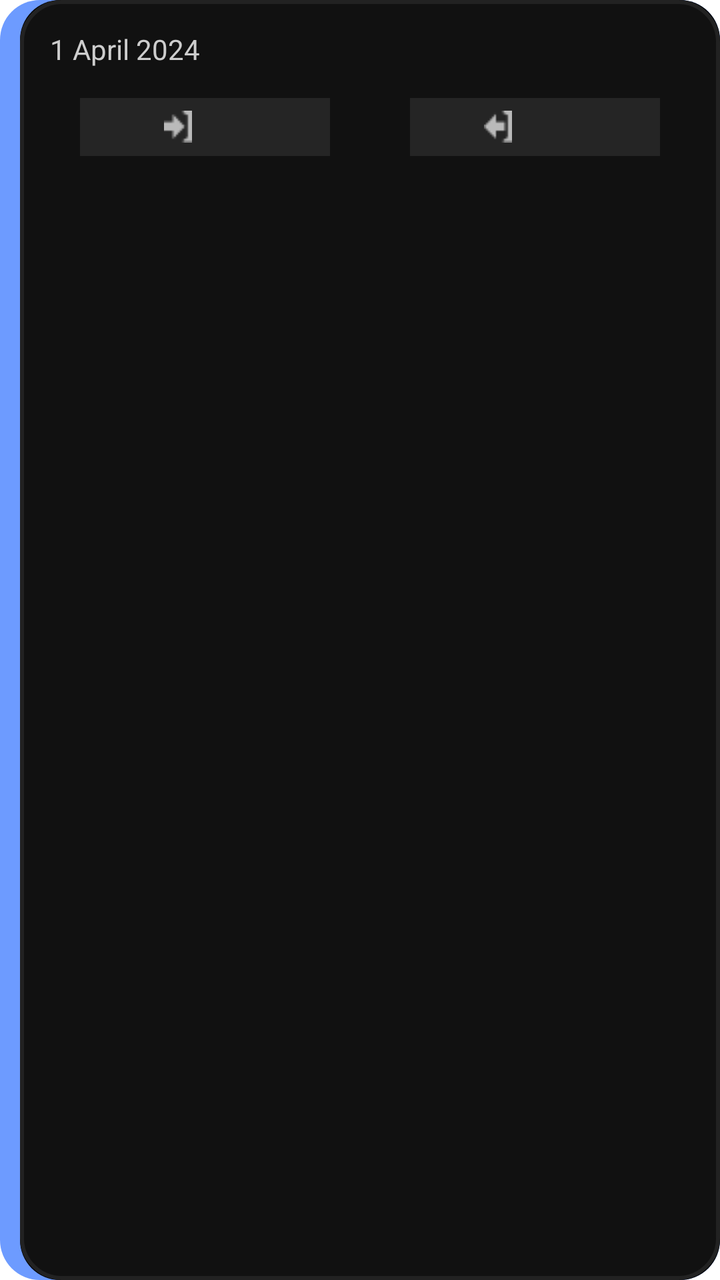
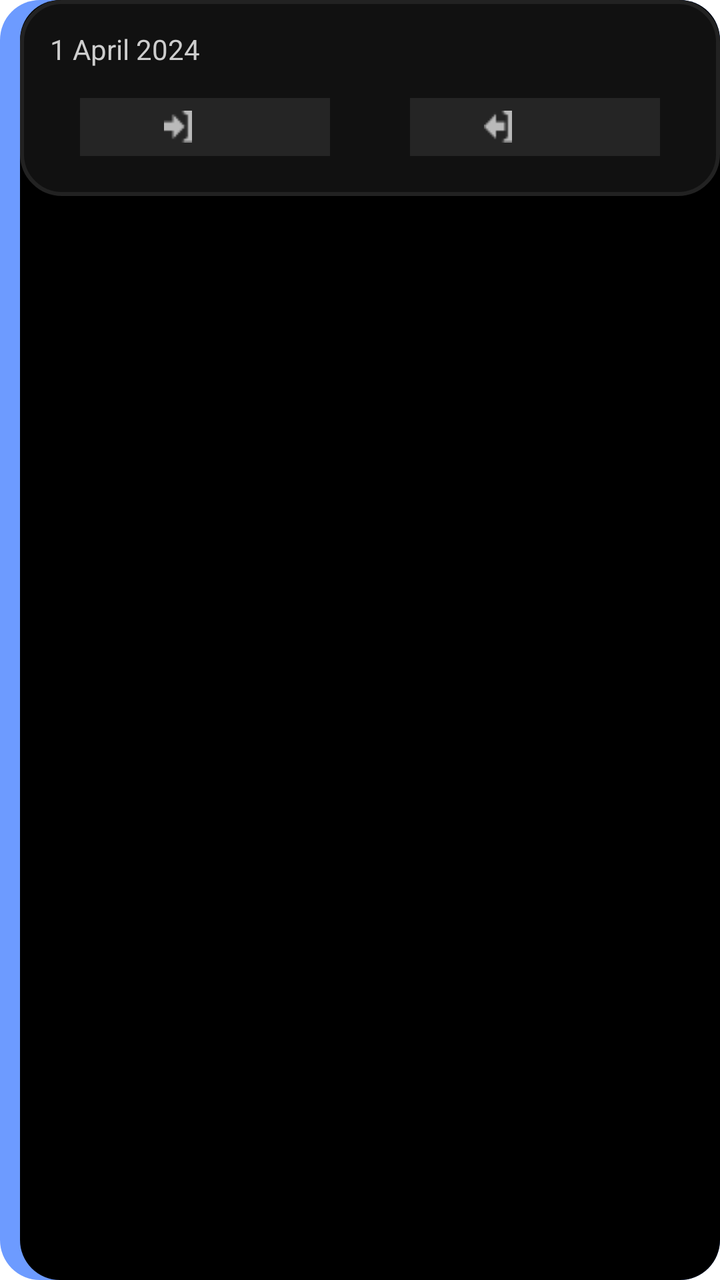

An Android layout rendered at two revisions. The XML below is the earlier revision; the diff shows what the commit changed to produce the second picture.
<!-- AndroidManifest.xml: application theme AppTheme -->
<!-- res/layout/attendance_list_recyc.xml -->
<?xml version="1.0" encoding="utf-8"?>
<layout xmlns:android="http://schemas.android.com/apk/res/android">

    <RelativeLayout
        android:id="@+id/blue_bg"
        android:layout_width="match_parent"
        android:layout_height="100dp"
        android:layout_margin="@dimen/_10"
        android:background="@drawable/blue_one_side">

        <RelativeLayout
            android:layout_width="wrap_content"
            android:layout_height="match_parent"
            android:layout_marginStart="@dimen/_10"
            android:background="@drawable/dark_grey_bg"
            android:padding="@dimen/_10">

            <TextView
                android:id="@+id/date"
                android:layout_width="wrap_content"
                android:layout_height="wrap_content"
                android:layout_margin="@dimen/_5dp"
                android:text="1 April 2024"
                android:textColor="#CDCDCD"
                android:textSize="14sp" />

            <TextView
                android:id="@+id/leavetypeabsent"
                android:layout_width="wrap_content"
                android:layout_height="wrap_content"
                android:layout_alignParentEnd="true"
                android:layout_marginEnd="@dimen/_20dp"
                android:layout_marginBottom="@dimen/_20dp"
                android:background="@drawable/dark_grey_bg"
                android:drawableStart="@drawable/red_dot"
                android:fontFamily="@font/dm_sans"
                android:gravity="center"
                android:paddingStart="@dimen/_10"
                android:paddingTop="@dimen/_5dp"
                android:paddingEnd="@dimen/_10"
                android:paddingBottom="@dimen/_5dp"
                android:text=" Absent"
                android:textColor="@color/white"
                android:visibility="gone" />

            <TextView
                android:id="@+id/leavetypehalfDay"
                android:layout_width="wrap_content"
                android:layout_height="wrap_content"
                android:layout_alignParentEnd="true"
                android:layout_marginEnd="@dimen/_20dp"
                android:layout_marginBottom="@dimen/_20dp"
                android:background="@drawable/dark_grey_bg"
                android:drawableStart="@drawable/red_dot"
                android:fontFamily="@font/dm_sans"
                android:gravity="center"
                android:paddingStart="@dimen/_10"
                android:paddingTop="@dimen/_5dp"
                android:paddingEnd="@dimen/_10"
                android:paddingBottom="@dimen/_5dp"
                android:text=" Half Day"
                android:textColor="@color/white"
                android:visibility="gone" />


            <LinearLayout
                android:id="@+id/present"
                android:layout_width="match_parent"
                android:layout_height="wrap_content"
                android:layout_below="@+id/date"
                android:layout_margin="@dimen/_10"
                android:weightSum="2">


                <LinearLayout
                    android:layout_width="match_parent"
                    android:layout_height="wrap_content"
                    android:layout_marginStart="@dimen/_10"
                    android:layout_marginEnd="@dimen/_20dp"
                    android:layout_weight="1"
                    android:background="#252525"
                    android:gravity="center"
                    android:orientation="horizontal">


                    <ImageView
                        android:layout_width="wrap_content"
                        android:layout_height="wrap_content"
                        android:layout_gravity="center"
                        android:padding="@dimen/_5dp"
                        android:src="@drawable/enter_img" />


                    <TextView
                        android:id="@+id/inTime"
                        android:layout_width="wrap_content"
                        android:layout_height="wrap_content"
                        android:padding="@dimen/_5dp"
                        android:text="     "
                        android:textColor="@color/white" />


                </LinearLayout>

                <LinearLayout
                    android:layout_width="match_parent"
                    android:layout_height="wrap_content"
                    android:layout_marginStart="@dimen/_20dp"
                    android:layout_marginEnd="@dimen/_10"
                    android:layout_weight="1"
                    android:background="#252525"
                    android:gravity="center"
                    android:orientation="horizontal">

                    <ImageView
                        android:layout_width="wrap_content"
                        android:layout_height="wrap_content"
                        android:layout_gravity="center"
                        android:padding="@dimen/_5dp"
                        android:src="@drawable/exit_img" />

                    <TextView
                        android:id="@+id/outTime"
                        android:layout_width="wrap_content"
                        android:layout_height="wrap_content"
                        android:padding="@dimen/_5dp"
                        android:text="        "
                        android:textColor="@color/white" />
                </LinearLayout>

            </LinearLayout>

            <TextView
                android:id="@+id/Absent"
                android:layout_width="match_parent"
                android:layout_height="wrap_content"
                android:layout_below="@+id/date"
                android:layout_marginTop="@dimen/_10"
                android:gravity="center"
                android:text="On leave"
                android:textColor="@color/white"
                android:textSize="14dp"
                android:visibility="gone" />
        </RelativeLayout>
    </RelativeLayout>
</layout>
<!-- resources referenced by this layout -->
<resources>
  <color name="white">#FFFFFF</color>
  <dimen name="_10">10dp</dimen>
  <dimen name="_20dp">20dp</dimen>
  <dimen name="_5dp">5dp</dimen>
  <!-- drawable blue_one_side (drawable) -->
  <?xml version="1.0" encoding="utf-8"?>
  <layer-list xmlns:android="http://schemas.android.com/apk/res/android">
      <item>
          <shape android:shape="rectangle">
              <solid android:color="@color/Blue" />
              <corners
                  android:radius="@dimen/_20dp"/>
          </shape>
      </item>
      <item android:left="10dp">
          <shape android:shape="rectangle">
              <solid android:color="#000000" />
              <corners
                  android:radius="@dimen/_20dp"/>
          </shape>
      </item>
  </layer-list>
  <!-- drawable dark_grey_bg (drawable) -->
  <?xml version="1.0" encoding="utf-8"?>
  <shape xmlns:android="http://schemas.android.com/apk/res/android"
      android:shape="rectangle">
      <solid android:color="@color/greyBackground"/>
      <corners android:radius="@dimen/_20dp"/>
      <stroke
          android:width="2dp" android:color="@color/strokeBlack"/>
  </shape>
  <!-- drawable enter_img: png bitmap (drawable, 373 bytes) -->
  <!-- drawable exit_img: png bitmap (drawable, 370 bytes) -->
  <!-- drawable red_dot (drawable) -->
  <?xml version="1.0" encoding="utf-8"?>
  <shape xmlns:android="http://schemas.android.com/apk/res/android"
      android:shape="oval">
      <solid android:color="@color/brightred" /> 
      <size android:width="5dp" android:height="5dp" /> 
  </shape>
  <style name="AppTheme" parent="Theme.MaterialComponents.Light.NoActionBar">
          <item name="colorPrimaryDark">@color/black</item>
          <item name="colorSurface">@color/white</item>
      </style>
  <color name="Blue">#6D9BFF</color>
  <color name="greyBackground">#111111</color>
  <color name="strokeBlack">#222222</color>
  <color name="brightred">#FF0000</color>
  <color name="black">#FF000000</color>
</resources>

<!-- the commit's change to res/layout/attendance_list_recyc.xml (unified diff, before → after) -->
@@ -4,13 +4,13 @@
     <RelativeLayout
         android:id="@+id/blue_bg"
         android:layout_width="match_parent"
-        android:layout_height="100dp"
+        android:layout_height="wrap_content"
         android:layout_margin="@dimen/_10"
         android:background="@drawable/blue_one_side">
 
         <RelativeLayout
             android:layout_width="wrap_content"
-            android:layout_height="match_parent"
+            android:layout_height="wrap_content"
             android:layout_marginStart="@dimen/_10"
             android:background="@drawable/dark_grey_bg"
             android:padding="@dimen/_10">
@@ -101,7 +101,15 @@
 
 
                 </LinearLayout>
-
+<TextView
+    android:id="@+id/BreakTime"
+    android:layout_width="wrap_content"
+    android:layout_height="wrap_content"
+    android:text="00"
+    android:visibility="gone"
+    android:textColor="@color/white"
+    android:layout_gravity="center"
+    />
                 <LinearLayout
                     android:layout_width="match_parent"
                     android:layout_height="wrap_content"
@@ -141,6 +149,36 @@
                 android:textColor="@color/white"
                 android:textSize="14dp"
                 android:visibility="gone" />
+            <LinearLayout
+                android:id="@+id/reasonlay"
+                android:layout_width="match_parent"
+                android:layout_height="wrap_content"
+                android:layout_below="@+id/present"
+                android:layout_marginTop="@dimen/_10"
+                android:visibility="gone"
+                android:orientation="horizontal"
+                >
+                <TextView
+                    android:layout_width="wrap_content"
+                    android:layout_height="wrap_content"
+                    android:gravity="start"
+                    android:text="Reason : "
+                    android:textColor="#989898"
+                    android:textSize="14dp"
+                    android:fontFamily="@font/avenir_bold"
+                    />
+                <TextView
+                    android:id="@+id/reason"
+                    android:layout_width="wrap_content"
+                    android:layout_height="wrap_content"
+                    android:gravity="start"
+                    android:text=" "
+                    android:textColor="#CDCDCD"
+                    android:textSize="14dp"
+                    />
+            </LinearLayout>
+
+
         </RelativeLayout>
     </RelativeLayout>
 </layout>
